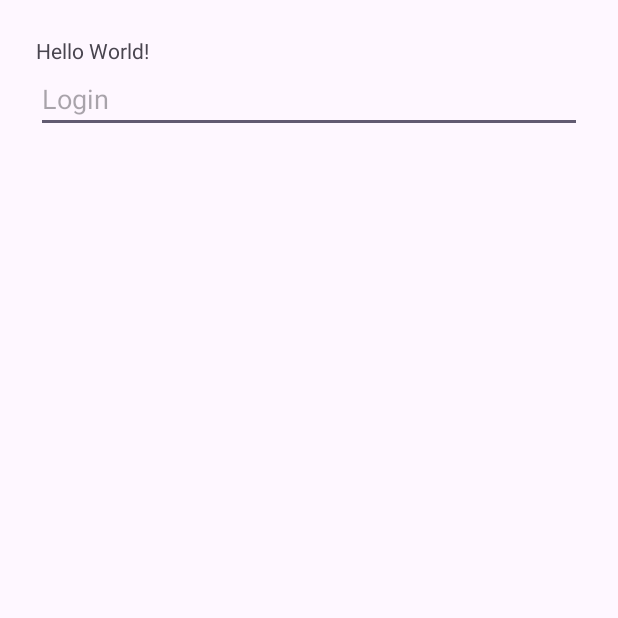
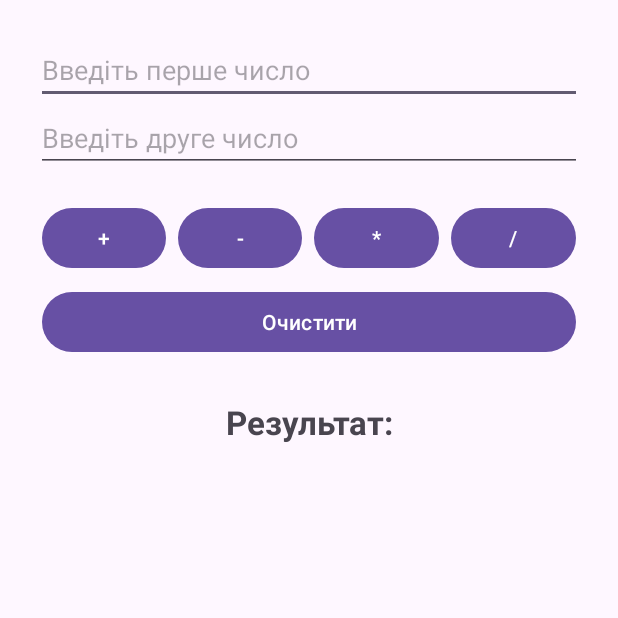
Before and after one commit to shchursasha1/kotlin-course, an Android app: the screen it shows after launch (MainActivity), on a phone screen of 412 x 824 dp, the top half of it. Run offline under Robolectric (Android 15) with nearby library versions, the phone set to English and light mode, and no system bars.

Commit message:
add Android homework 2.3 - Calculator Task

```diff
--- a/android/android_homeworks/app/src/main/java/com/example/homework2_1/MainActivity.kt
+++ b/android/android_homeworks/app/src/main/java/com/example/homework2_1/MainActivity.kt
@@ -2,12 +2,20 @@ package com.example.homework2_1
 
 import android.os.Bundle
 import android.util.Log
+import android.widget.Button
+import android.widget.EditText
+import android.widget.TextView
 import androidx.activity.enableEdgeToEdge
 import androidx.appcompat.app.AppCompatActivity
 import androidx.core.view.ViewCompat
 import androidx.core.view.WindowInsetsCompat
 
 class MainActivity : AppCompatActivity() {
+
+    private lateinit var firstNumberInput: EditText
+    private lateinit var secondNumberInput: EditText
+    private lateinit var resultText: TextView
+
     override fun onCreate(savedInstanceState: Bundle?) {
         super.onCreate(savedInstanceState)
         enableEdgeToEdge()
@@ -20,5 +28,72 @@ class MainActivity : AppCompatActivity() {
 
         // Log for `adb logcat -s MyTag:D *:S`
         Log.d("MyTag", "MainActivity started")
+
+        firstNumberInput = findViewById(R.id.firstNumberInput)
+        secondNumberInput = findViewById(R.id.secondNumberInput)
+        resultText = findViewById(R.id.resultText)
+
+        findViewById<Button>(R.id.plusButton).setOnClickListener { calculate("+") }
+        findViewById<Button>(R.id.minusButton).setOnClickListener { calculate("-") }
+        findViewById<Button>(R.id.multiplyButton).setOnClickListener { calculate("*") }
+        findViewById<Button>(R.id.divideButton).setOnClickListener { calculate("/") }
+
+        findViewById<Button>(R.id.clearButton).setOnClickListener {
+            firstNumberInput.text.clear()
+            secondNumberInput.text.clear()
+            resultText.text = getString(R.string.result_empty)
+            Log.d(TAG, "Clear")
+        }
+    }
+
+    private fun calculate(operation: String) {
+        val firstText = firstNumberInput.text.toString()
+        val secondText = secondNumberInput.text.toString()
+
+        if (firstText.isEmpty() || secondText.isEmpty()) {
+            resultText.text = "Будь ласка, введіть обидва числа"
+            Log.w(TAG, "Empty input for operation $operation")
+            return
+        }
+
+        // null if the text is not a number, e.g. only "-" or "."
+        val first = firstText.toDoubleOrNull()
+        val second = secondText.toDoubleOrNull()
+        if (first == null || second == null) {
+            resultText.text = "Будь ласка, введіть коректні числа"
+            Log.w(TAG, "Wrong input: $firstText, $secondText")
+            return
+        }
+
+        Log.d(TAG, "Operation: $first $operation $second")
+
+        if (operation == "/" && second == 0.0) {
+            resultText.text = "Помилка: ділення на нуль неможливе!"
+            Log.w(TAG, "Division by zero: $first / $second")
+            return
+        }
+
+        val result = when (operation) {
+            "+" -> first + second
+            "-" -> first - second
+            "*" -> first * second
+            else -> first / second
+        }
+
+        resultText.text = "Результат: ${formatNumber(result)}"
+        Log.d(TAG, "Result: $result")
+    }
+
+    // 5.0 -> "5", 5.5 -> "5.5"
+    private fun formatNumber(number: Double): String {
+        return if (number % 1 == 0.0) {
+            number.toLong().toString()
+        } else {
+            number.toString()
+        }
+    }
+
+    companion object {
+        private const val TAG = "Calculator"
     }
 }
--- a/android/android_homeworks/app/src/main/res/layout/activity_main.xml
+++ b/android/android_homeworks/app/src/main/res/layout/activity_main.xml
@@ -8,17 +8,76 @@
     android:orientation="vertical"
     tools:context=".MainActivity">
 
-    <TextView
-        android:layout_width="wrap_content"
-        android:layout_height="wrap_content"
-        android:text="Hello World!" />
-
-    <!-- Text field for `adb shell input text` -->
     <EditText
-        android:id="@+id/loginInput"
+        android:id="@+id/firstNumberInput"
         android:layout_width="match_parent"
         android:layout_height="wrap_content"
-        android:hint="@string/login_hint"
-        android:inputType="text" />
+        android:hint="@string/first_number_hint"
+        android:inputType="numberDecimal|numberSigned" />
+
+    <EditText
+        android:id="@+id/secondNumberInput"
+        android:layout_width="match_parent"
+        android:layout_height="wrap_content"
+        android:hint="@string/second_number_hint"
+        android:inputType="numberDecimal|numberSigned" />
+
+    <!-- Operation buttons in one row -->
+    <LinearLayout
+        android:layout_width="match_parent"
+        android:layout_height="wrap_content"
+        android:layout_marginTop="16dp"
+        android:orientation="horizontal">
+
+        <Button
+            android:id="@+id/plusButton"
+            android:layout_width="0dp"
+            android:layout_height="wrap_content"
+            android:layout_margin="4dp"
+            android:layout_weight="1"
+            android:text="+" />
+
+        <Button
+            android:id="@+id/minusButton"
+            android:layout_width="0dp"
+            android:layout_height="wrap_content"
+            android:layout_margin="4dp"
+            android:layout_weight="1"
+            android:text="-" />
+
+        <Button
+            android:id="@+id/multiplyButton"
+            android:layout_width="0dp"
+            android:layout_height="wrap_content"
+            android:layout_margin="4dp"
+            android:layout_weight="1"
+            android:text="*" />
+
+        <Button
+            android:id="@+id/divideButton"
+            android:layout_width="0dp"
+            android:layout_height="wrap_content"
+            android:layout_margin="4dp"
+            android:layout_weight="1"
+            android:text="/" />
+
+    </LinearLayout>
+
+    <Button
+        android:id="@+id/clearButton"
+        android:layout_width="match_parent"
+        android:layout_height="wrap_content"
+        android:layout_margin="4dp"
+        android:text="@string/clear" />
+
+    <TextView
+        android:id="@+id/resultText"
+        android:layout_width="match_parent"
+        android:layout_height="wrap_content"
+        android:layout_marginTop="24dp"
+        android:gravity="center"
+        android:text="@string/result_empty"
+        android:textSize="22sp"
+        android:textStyle="bold" />
 
 </LinearLayout>
--- a/android/android_homeworks/app/src/main/res/values/strings.xml
+++ b/android/android_homeworks/app/src/main/res/values/strings.xml
@@ -1,4 +1,7 @@
 <resources>
     <string name="app_name">Homework2_1</string>
-    <string name="login_hint">Login</string>
+    <string name="first_number_hint">Введіть перше число</string>
+    <string name="second_number_hint">Введіть друге число</string>
+    <string name="clear">Очистити</string>
+    <string name="result_empty">Результат:</string>
 </resources>
```
